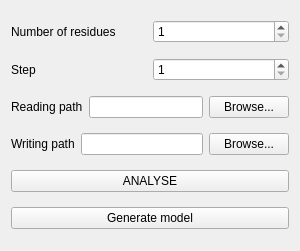
Old version of the form ProteinConfigStats/form/SEProteinConfigStatsAppGUI.ui in the repository INF473S/INF473S-X15.
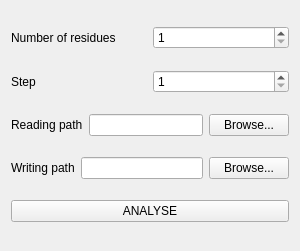
New version of the form.

Commit message: Carbon alpha generator + modif ProteinConfigStats

```diff
--- a/ProteinConfigStats/form/SEProteinConfigStatsAppGUI.ui
+++ b/ProteinConfigStats/form/SEProteinConfigStatsAppGUI.ui
@@ -111,13 +111,6 @@
      </property>
     </widget>
    </item>
-   <item>
-    <widget class="QPushButton" name="pushButtonGenerateModel">
-     <property name="text">
-      <string>Generate model</string>
-     </property>
-    </widget>
-   </item>
   </layout>
  </widget>
  <resources/>
```
Left out of the diff: 16 changed lines with no effect on the pictures. The commit also changes 20 other files.
